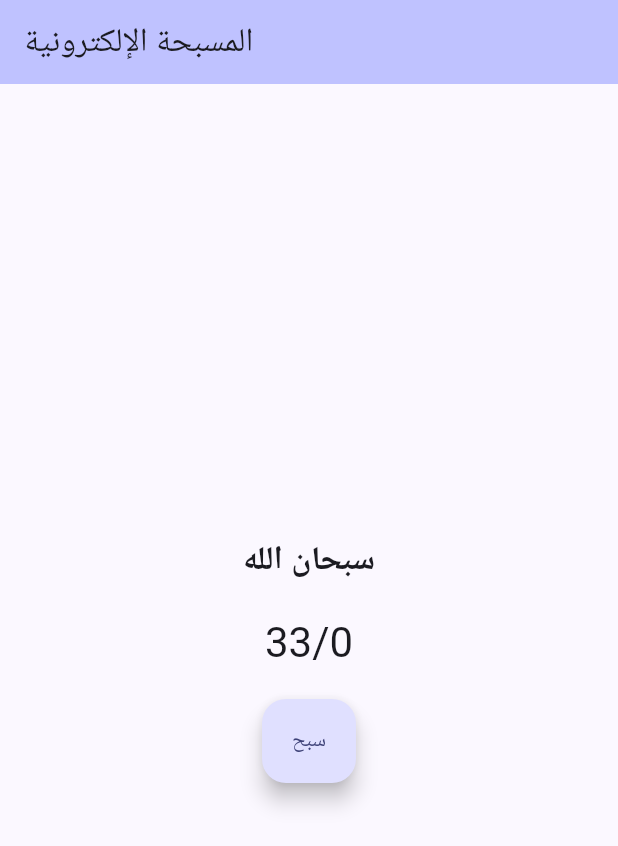
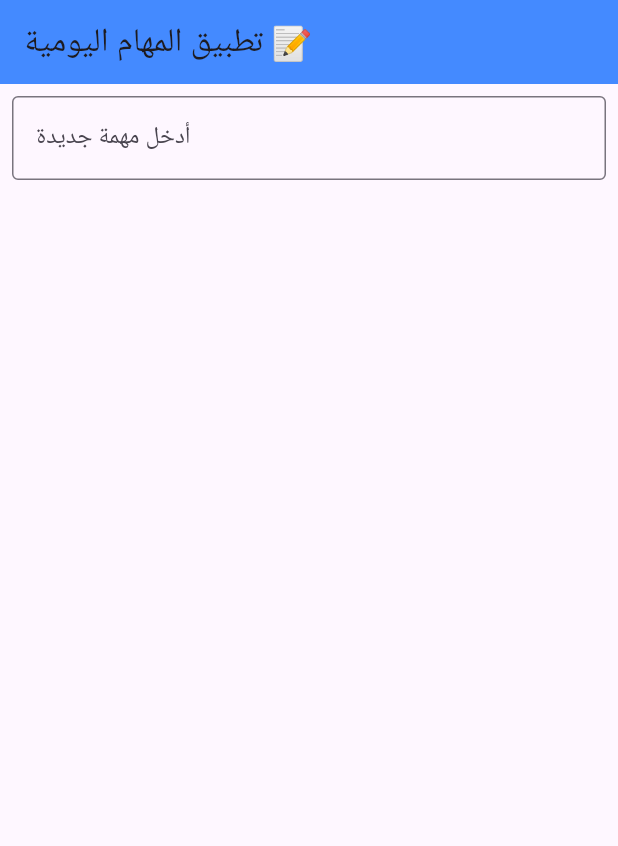
Before and after one commit to salemalmuallem/my-app-cs23, a Flutter app: the screen it shows after launch, on a phone screen of 412 x 824 dp. Shown: the top 846 px of the screen. Run offline on Flutter 3.47's test engine with Material 3 defaults, Android fonts, the phone set to English and light mode, and no system bars.

Commit message:
To Do List

```diff
--- a/lib/main.dart
+++ b/lib/main.dart
@@ -1,124 +1,97 @@
-//Name: Salem Mubarak Salem Almuallem.
-//Major: Computer Science
-//Level: 4
-
 import 'package:flutter/material.dart';
 
 void main() {
-  runApp(const MyApp());
+  runApp(TodoApp());
 }
 
-class MyApp extends StatelessWidget {
-  const MyApp({super.key});
+class TodoApp extends StatefulWidget {
+  @override
+  _TodoAppState createState() => _TodoAppState();
+}
+
+class _TodoAppState extends State<TodoApp> {
+  final List<String> _todos = [];
+  final TextEditingController _controller = TextEditingController();
+
+  bool _showAddButton = false;
+
+  void _addTodoItem() {
+    final task = _controller.text.trim();
+    if (task.isNotEmpty) {
+      setState(() {
+        _todos.add(task);
+        _controller.clear();
+        _showAddButton = false;
+      });
+    }
+  }
+
+  void _removeTodoItem(int index) {
+    setState(() {
+      _todos.removeAt(index);
+    });
+  }
 
   @override
   Widget build(BuildContext context) {
     return MaterialApp(
-      title: 'المسبحة الإلكترونية',
-      theme: ThemeData(
-        colorScheme: ColorScheme.fromSeed(
-          seedColor: const Color.fromARGB(255, 14, 18, 241),
+      debugShowCheckedModeBanner: false,
+      home: Scaffold(
+        appBar: AppBar(
+          title: const Text('تطبيق المهام اليومية 📝'),
+          backgroundColor: Colors.blueAccent,
         ),
+        body: Column(
+          children: <Widget>[
+            Padding(
+              padding: const EdgeInsets.all(8.0),
+              child: Column(
+                children: [
+                  TextField(
+                    controller: _controller,
+                    decoration: const InputDecoration(
+                      labelText: 'أدخل مهمة جديدة',
+                      border: OutlineInputBorder(),
                     ),
-      home: const MyHomePage(title: 'المسبحة الإلكترونية'),
-    );
-  }
-}
-
-class MyHomePage extends StatefulWidget {
-  const MyHomePage({super.key, required this.title});
-
-  final String title;
-
-  @override
-  State<MyHomePage> createState() => _MyHomePageState();
-}
-
-class _MyHomePageState extends State<MyHomePage> {
-  int _counter = 0;
-  int _step = 0;
-  String _text = "سبحان الله";
-  String _buttonText = "سبح";
-
-  void _incrementCounter() {
+                    onChanged: (text) {
                       setState(() {
-      if (_step < 3) {
-        _counter++;
-        if (_counter > 33) {
-          _counter = 0;
-          _step++;
-
-          if (_step == 1) {
-            _text = "الحمد لله";
-            _buttonText = "حمد";
-          } else if (_step == 2) {
-            _text = "الله أكبر";
-            _buttonText = "كبر";
-          } else if (_step == 3) {
-            _text =
-                "لا إله إلا الله وحده لا شريك له، له الملك وله الحمد وهو على كل شيء قدير";
-            _buttonText = "تم";
-          }
-        }
-      } else {
-        // بعد الانتهاء من الذكر الأخير
-        _showFinishDialog();
-      }
-    });
-  }
-
-  void _showFinishDialog() {
-    showDialog(
-      context: context,
-      builder: (BuildContext context) {
-        return AlertDialog(
-          title: const Text("انتهاء التسبيح"),
-          content: const Text("لقد أنهيت جميع الأذكار. تقبل الله منك 🌸"),
-          actions: [
-            TextButton(
-              child: const Text("إعادة"),
-              onPressed: () {
-                Navigator.of(context).pop();
-                setState(() {
-                  _counter = 0;
-                  _step = 0;
-                  _text = "سبحان الله";
-                  _buttonText = "سبح";
+                        _showAddButton = text.trim().isNotEmpty;
                       });
                     },
                   ),
+                  const SizedBox(height: 10),
+                  if (_showAddButton)
+                    ElevatedButton.icon(
+                      onPressed: _addTodoItem,
+                      icon: Icon(Icons.add),
+                      label: Text("إضافة المهمة"),
+                      style: ElevatedButton.styleFrom(
+                        backgroundColor: Colors.blueAccent,
+                        padding: EdgeInsets.symmetric(
+                          horizontal: 30,
+                          vertical: 12,
+                        ),
+                        shape: RoundedRectangleBorder(
+                          borderRadius: BorderRadius.circular(10),
+                        ),
+                      ),
+                    ),
                 ],
+              ),
+            ),
+            Expanded(
+              child: ListView.builder(
+                itemCount: _todos.length,
+                itemBuilder: (context, index) {
+                  return ListTile(
+                    title: Text(_todos[index]),
+                    trailing: IconButton(
+                      icon: Icon(Icons.delete, color: Colors.red),
+                      onPressed: () => _removeTodoItem(index),
+                    ),
                   );
                 },
-    );
-  }
-
-  @override
-  Widget build(BuildContext context) {
-    return Scaffold(
-      appBar: AppBar(
-        backgroundColor: Theme.of(context).colorScheme.inversePrimary,
-        title: Text(widget.title),
               ),
-      body: Center(
-        child: Column(
-          mainAxisAlignment: MainAxisAlignment.center,
-          children: <Widget>[
-            Text(
-              _text,
-              textAlign: TextAlign.center,
-              style: const TextStyle(fontSize: 22, fontWeight: FontWeight.bold),
-            ),
-            const SizedBox(height: 20),
-            if (_step < 3)
-              Text(
-                "33/$_counter",
-                style: Theme.of(context).textTheme.headlineMedium,
-              ),
-            const SizedBox(height: 20),
-            FloatingActionButton.extended(
-              onPressed: _incrementCounter,
-              label: Text(_buttonText),
             ),
           ],
         ),
```
Lines whose indentation alone changed are shown as unchanged.
